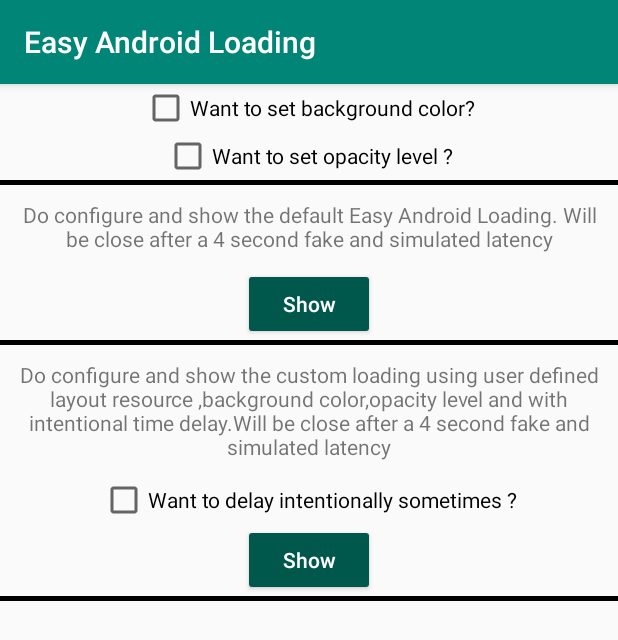
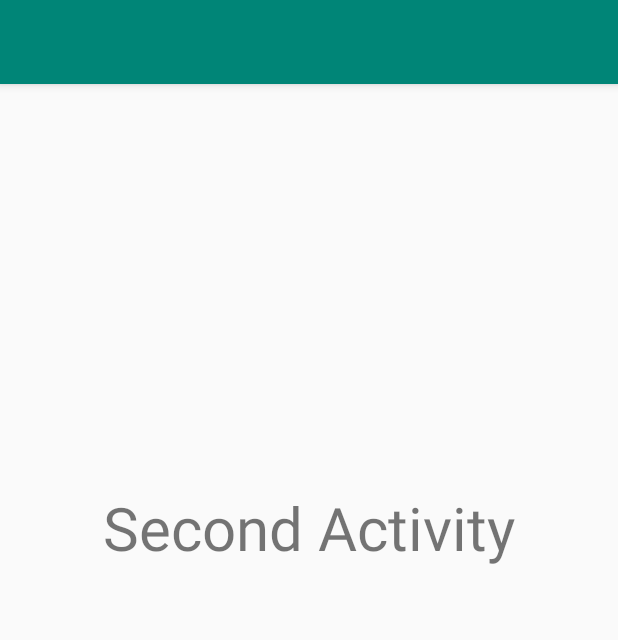
Before and after one commit to Gkemon/Easy-Android-Loading, an Android app: the screen it shows after launch (MainActivity before the commit, SecondActivity after it), on a phone screen of 412 x 824 dp. Shown: the top 640 px of the screen. Run offline under Robolectric (Android 15) with nearby library versions, the phone set to English and light mode, and no system bars; libraries missing offline, so code that uses them is left out: petrov.kristiyan.colorpicker.

Commit message:
#4 Make the dialog singleton proper

```diff
--- a/app/build.gradle
+++ b/app/build.gradle
@@ -28,8 +28,10 @@ dependencies {
     testImplementation 'junit:junit:4.13.2'
     androidTestImplementation 'androidx.test.ext:junit:1.1.2'
     androidTestImplementation 'androidx.test.espresso:espresso-core:3.3.0'
-    /*implementation project(path: ':easy-loading')*/
-    implementation 'com.github.Gkemon:Easy-Android-Loading:v1.0'
+/*
+    implementation project(path: ':easy-loading')
+*/
+    implementation 'com.github.Gkemon:Easy-Android-Loading:1.1'
 
     implementation "androidx.core:core-ktx:1.3.2"
     implementation 'org.jetbrains.kotlinx:kotlinx-coroutines-core:1.4.1'
--- a/app/src/main/AndroidManifest.xml
+++ b/app/src/main/AndroidManifest.xml
@@ -14,11 +14,6 @@
             android:label="@string/title_activity_second"
             android:theme="@style/AppTheme.NoActionBar">
         </activity>
-        <activity
-            android:name="com.gk.emon.easyLoadingDemo.ThirdActivity"
-            android:label="@string/title_activity_second"
-            android:theme="@style/AppTheme.NoActionBar">
-        </activity>
         <activity android:name="com.gk.emon.easyLoadingDemo.MainActivity">
             <intent-filter>
                 <action android:name="android.intent.action.MAIN" />
--- a/app/src/main/java/com/gk/emon/easyLoadingDemo/MainActivity.kt
+++ b/app/src/main/java/com/gk/emon/easyLoadingDemo/MainActivity.kt
@@ -1,5 +1,6 @@
 package com.gk.emon.easyLoadingDemo
 
+import android.content.Intent
 import android.graphics.PorterDuff
 import android.graphics.PorterDuffColorFilter
 import android.os.Bundle
@@ -39,10 +40,16 @@ class MainActivity : AppCompatActivity() {
         getInstance(this)
                 .customLoading()
                 .setCustomViewID(R.layout.layout_my_custom_loading, android.R.color.holo_red_dark)
-                .doIntentionalDelay()
-                .setDelayDurationInMillSec(1000)
+                .noIntentionalDelay()
                 .setBackgroundOpacity(70)
                 .build()
+
+
+        LoadingPopup.showLoadingPopUp()
+
+        Handler(Looper.getMainLooper()).postDelayed({
+            startActivity(Intent(this,SecondActivity::class.java))
+        }, 2000)
 
 
     }
--- /dev/null
+++ b/app/src/main/java/com/gk/emon/easyLoadingDemo/SecondActivity.kt
@@ -0,0 +1,19 @@
+package com.gk.emon.easyLoadingDemo
+
+import android.os.Bundle
+import android.os.Handler
+import android.os.Looper
+import androidx.appcompat.app.AppCompatActivity
+import com.gk.emon.lovelyLoading.LoadingPopup
+
+class SecondActivity : AppCompatActivity() {
+    override fun onCreate(savedInstanceState: Bundle?) {
+        super.onCreate(savedInstanceState)
+        setContentView(R.layout.activity_second)
+
+        Handler(Looper.getMainLooper()).postDelayed({
+            LoadingPopup.hideLoadingPopUp()
+        }, 2000)
+
+    }
+}
--- a/easy-loading/src/main/java/com/gk/emon/lovelyLoading/LoadingPopup.kt
+++ b/easy-loading/src/main/java/com/gk/emon/lovelyLoading/LoadingPopup.kt
@@ -123,7 +123,7 @@ class LoadingPopup(context: Context) : Dialog(context) {
         fun build()
     }
 
-    class LoadingBuilder(activity: Activity) : FinalStep, TypeStep, DelayDurationStep, DelayStep, CustomLayoutStep {
+    class LoadingBuilder(private val activity: Activity) : FinalStep, TypeStep, DelayDurationStep, DelayStep, CustomLayoutStep {
         private var isAutoCancelable = false
         private var intentionalDelayInMillSec: Long = 0
         var dialog: LoadingPopup? = null
@@ -168,7 +168,7 @@ class LoadingPopup(context: Context) : Dialog(context) {
         }
 
         override fun build() {
-            dialog?.apply {
+            getDialog(activity)?.apply {
                 setIntentionalDelayInMillSec(intentionalDelayInMillSec)
                 if (isAutoCancelable) setCancelable()
                 setCustomViewID(customLayoutID, backgroundColor)
@@ -207,21 +207,14 @@ class LoadingPopup(context: Context) : Dialog(context) {
                                 dialog = null
                                 dialog = getDialog(activity)
                             }
-
                             override fun onActivityStarted(activity: Activity) {}
                             override fun onActivityResumed(activity: Activity) {
                                 dialog = getDialog(activity)
                                 build()
                             }
-
                             override fun onActivityPaused(activity: Activity) {}
                             override fun onActivityStopped(activity: Activity) {}
-                        override fun onActivitySaveInstanceState(
-                            activity: Activity,
-                            bundle: Bundle
-                        ) {
-                        }
-
+                            override fun onActivitySaveInstanceState(activity: Activity, bundle: Bundle) {}
                             override fun onActivityDestroyed(activity: Activity) {}
                         })
             }
```
Also changed, not shown: app/src/main/java/com/gk/emon/easyLoadingDemo/SecondActivity.java (deleted, +0 -15 lines), app/src/main/java/com/gk/emon/easyLoadingDemo/ThirdActivity.java (deleted, +0 -21 lines), app/src/main/res/layout/activity_third.xml (deleted, +0 -26 lines), app/src/main/res/layout/content_third.xml (deleted, +0 -23 lines). Lines whose indentation alone changed are shown as unchanged.
